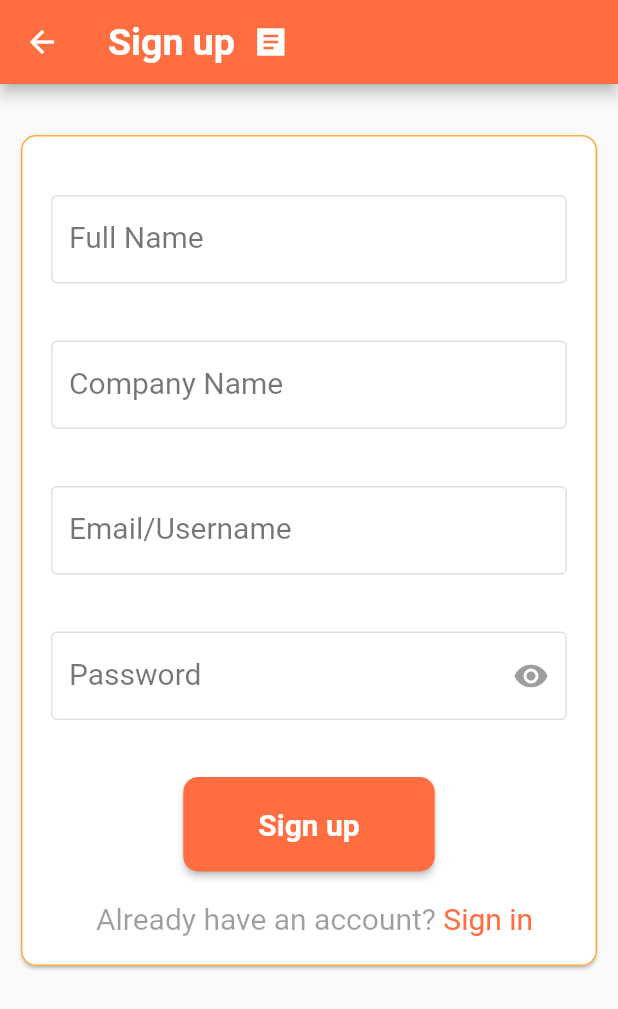
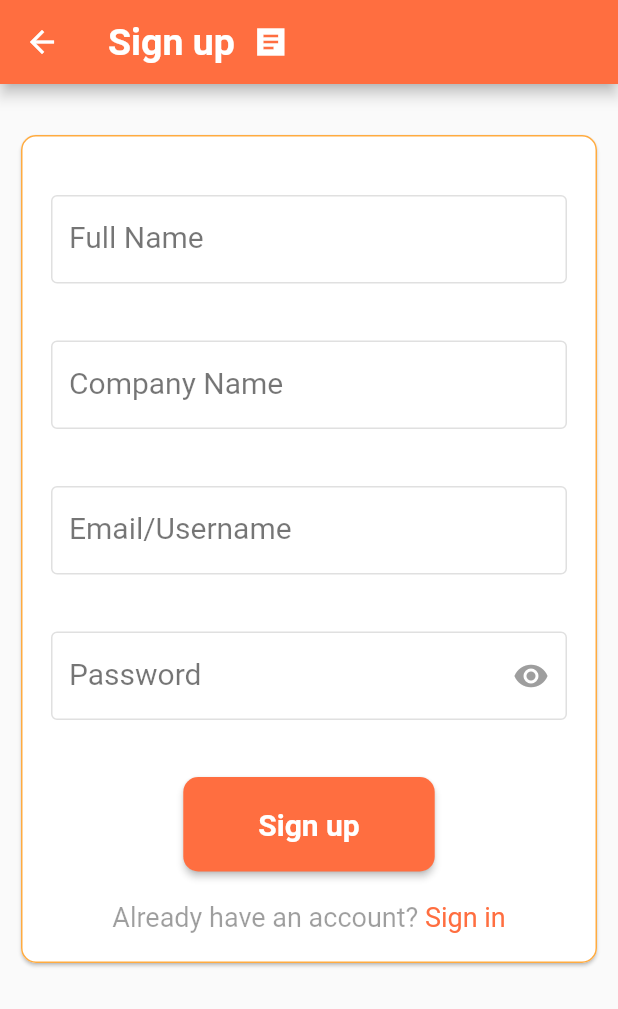
Before and after one commit to mouritech-kalyani/blogger-app, a Flutter app: the MyProfile screen opened directly, after a tap on the "logout" icon, after a tap on "Sign in", after a tap on "I am new user", on a phone screen of 412 x 824 dp. Shown: the top 1009 px of the screen. Run offline on Flutter 3.47's test engine with Material 2 defaults, Android fonts, the light colour scheme and no system bars; our stand-ins replace flutter_spinkit, fluttertoast, image_picker; missing offline and left inert: flutter_session; network calls fail.

Commit message:
ios configuration

```diff
--- a/lib/pages/blogs/allblogs/allblogs.dart
+++ b/lib/pages/blogs/allblogs/allblogs.dart
@@ -105,9 +105,12 @@ class _AllBlogsState extends State<AllBlogs> {
                                 Row(
                                     children:<Widget>[
                                      Expanded(flex: 1, child: Text(allBlogs[index]["likes"].toString() ,style: TextStyle(fontSize: blogTimeAndCompany))),
-                                      IconButton(icon: Icon(allBlogs[index]["likes"] == 0 ? Icons.favorite_border : Icons.favorite,size: sizedBoxNormalHeight,color: Colors.red,), onPressed: () {
-                                        blogLikeFunction(allBlogs[index]["likes"],allBlogs[index]["description"],allBlogs[index]["blogId"],allBlogs[index]["user"]["userId"],allBlogs[index]["blogTime"]);
-                                      },),
+                                      Expanded(
+                                        flex:3,
+                                        child: IconButton(icon: Icon(allBlogs[index]["likes"] == 0 ? Icons.favorite_border : Icons.favorite,size: sizedBoxNormalHeight,color: Colors.red,), onPressed: () {
+                                          blogLikeFunction(allBlogs[index]["likes"],allBlogs[index]["description"],allBlogs[index]["blogId"],allBlogs[index]["user"]["userId"],allBlogs[index]["blogTime"]);
+                                        },),
+                                      ),
                                       SizedBox(width: sizedBoxWidthMAx,),
                                       Expanded(flex:8,child: Text('Comments')),
                                       Expanded(flex:4,child: IconButton(icon: Icon(Icons.comment,size: sizedBoxNormalHeight,), onPressed: () { showComments(allBlogs[index]["blogId"]); },))
--- a/lib/pages/profile/myblogs/myblogs.dart
+++ b/lib/pages/profile/myblogs/myblogs.dart
@@ -98,7 +98,7 @@ getMyBlogs()async{
                   itemBuilder: (BuildContext context, int index){
                     return Card(
                       child: Padding(
-                        padding: const EdgeInsets.all(15.0),
+                        padding: const EdgeInsets.all(10.0),
                         child: Column(
                             mainAxisAlignment: MainAxisAlignment.start,
                             children: <Widget>[
@@ -119,7 +119,7 @@ getMyBlogs()async{
                               SizedBox(height: sizedHeightMinHeight,),
                               Row(
                                   children:<Widget>[
-                                    Expanded(flex:1,child: Text(userBlogs[index]["likes"].toString(),style: TextStyle(fontSize: normalFontSize))),
+                                    Expanded(flex:1,child: Text(userBlogs[index]["likes"].toString(),style: TextStyle(fontSize: blogTimeAndCompany))),
                                     Expanded(flex:3,child: IconButton(onPressed: null, icon: Icon(userBlogs[index]["likes"] == 0 ? Icons.favorite_outline_rounded : Icons.favorite,color: Colors.red,size: sizedBoxNormalHeight,))),
                                     SizedBox(width: sizedBoxWidthMAx,),
                                     Expanded(flex:8,child: Text('Comments')),
--- a/lib/pages/profile/myprofile/profile.dart
+++ b/lib/pages/profile/myprofile/profile.dart
@@ -196,9 +196,7 @@ class _MyProfileState extends State<MyProfile> {
       SingleChildScrollView(
         child: Column(
           children: [
-            Padding(
-              padding: const EdgeInsets.fromLTRB(0, 0, 0, 0),
-              child: Container(
+            Container(
                 height: containerHeight,
                 width: containerWidth,
                 decoration: BoxDecoration(
@@ -230,7 +228,6 @@ class _MyProfileState extends State<MyProfile> {
                       Text('$username', style: TextStyle(fontSize: appBarTitle,fontWeight: FontWeight.bold,color: Colors.black87)),
 
                     ],
-                    ),
                   ),
                 ),
             ),
--- a/lib/pages/signin/signin.dart
+++ b/lib/pages/signin/signin.dart
@@ -137,16 +137,24 @@ class _SignInState extends State<SignIn> {
                         ),
                         //show password error if it is invalid
                         Text('$passwordError',style: TextStyle(color: Colors.red,fontSize: blogTimeAndCompany)),
+                        Row(
+                          mainAxisAlignment: MainAxisAlignment.spaceEvenly,
+                          children: [
+                            Padding(
+                              padding: const EdgeInsets.fromLTRB(50, 0, 0, 0),
+                              child: Text(''),
+                            ),
                             GestureDetector(
                               //if account not there then sign up
-
                               child: Padding(
-                            padding: const EdgeInsets.fromLTRB(210, 0, 0, 0),
+                                padding: const EdgeInsets.fromLTRB(160, 0, 0, 0),
                                 child: Text("$forgotPassword", style: TextStyle(color: Colors.black54,fontSize: blogTimeAndCompany)),
                               ),
                               onTap: (){
                                 Navigator.pushNamed(context, '/forgotpassword');
                               },
+                            ),
+                          ],
                         ),
                         SizedBox(height: normalFontSize),
                         Center(
@@ -208,10 +216,10 @@ class _SignInState extends State<SignIn> {
                   ),
                 ),
               ),
-              SizedBox(height: normalFontSize),
-              Padding(
-                padding: const EdgeInsets.fromLTRB(100, 100, 0, 0),
-                child: Row(
+              SizedBox(height: sizedBoxNormalHeight),
+              Row(
+                crossAxisAlignment: CrossAxisAlignment.center,
+                mainAxisAlignment: MainAxisAlignment.center,
                 children: [
                   GestureDetector(
                     //if account not there then sign up
@@ -230,7 +238,6 @@ class _SignInState extends State<SignIn> {
                     },
                   ),
                 ],
-                ),
               ),
             ],
           ),
--- a/lib/pages/signup/signup.dart
+++ b/lib/pages/signup/signup.dart
@@ -257,27 +257,25 @@ class _SignUpState extends State<SignUp> {
                         // ),
                       ),
                     ),
-                    SizedBox(height: 20),
-                    Padding(
-                      padding: const EdgeInsets.fromLTRB(30, 0, 0, 0),
-                      child: Row(
+                    SizedBox(height: normalFontSize),
+                    Row(
+                      mainAxisAlignment: MainAxisAlignment.center,
                       children: [
                         GestureDetector(
                           //If account is already there then do sign in
-                            child: Center(child: Text('$accountIs', style: TextStyle(color: Colors.black38,fontSize: normalFontSize))),
+                          child: Center(child: Text('$accountIs', style: TextStyle(color: Colors.black38,fontSize: fullNameSize))),
                           onTap: (){
                             Navigator.pushNamed(context, '/signin');
                           },
                         ),
                         GestureDetector(
                           //If account is already there then do sign in
-                            child: Center(child: Text('$signInHere', style: TextStyle(color: Colors.deepOrangeAccent,fontSize: normalFontSize))),
+                          child: Center(child: Text('$signInHere', style: TextStyle(color: Colors.deepOrangeAccent,fontSize: fullNameSize))),
                           onTap: (){
                             Navigator.pushNamed(context, '/signin');
                           },
                         ),
                       ],
-                      ),
                     ),
                   ],
                 ),
--- a/lib/utils/styles/sizes/sizes.dart
+++ b/lib/utils/styles/sizes/sizes.dart
@@ -11,5 +11,6 @@ double likeCommentGapWidthOnMyBlogs=190;
 double sizeWidth=50;
 double radiusCircle=40.0;
 double containerHeight=300;
-double containerWidth=410;
+double containerWidth=450;
 double fixedHeight=100;
+double normalWidth=130;
```
Also changed, not shown: 23 other files. Lines whose indentation alone changed are shown as unchanged.
